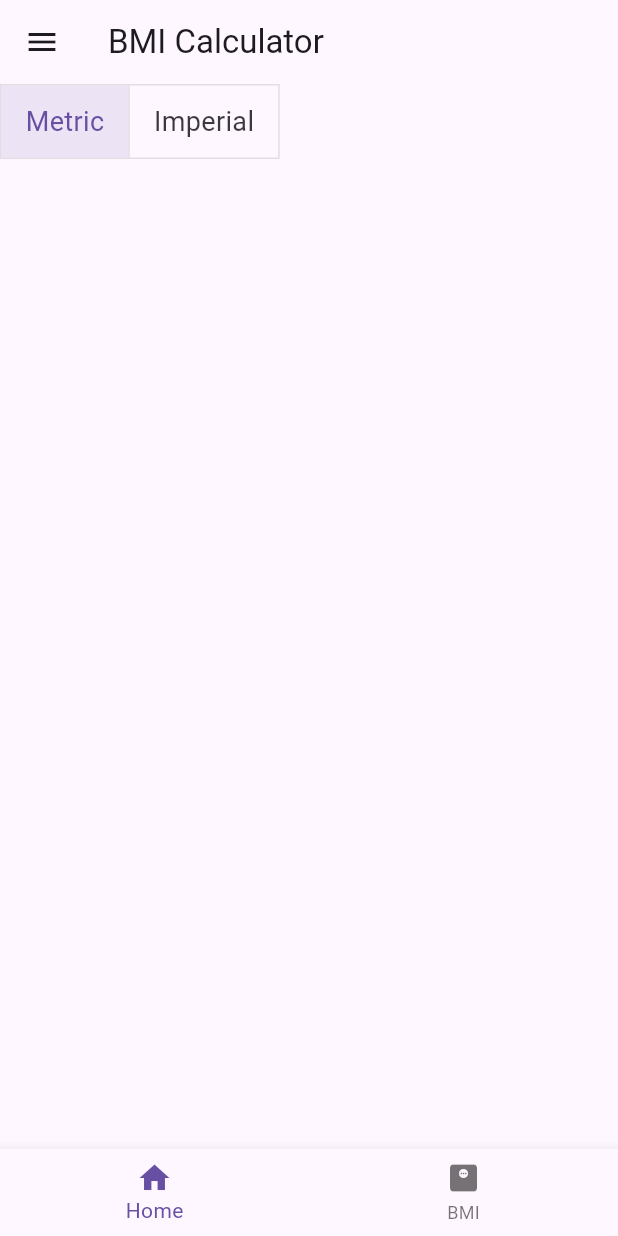
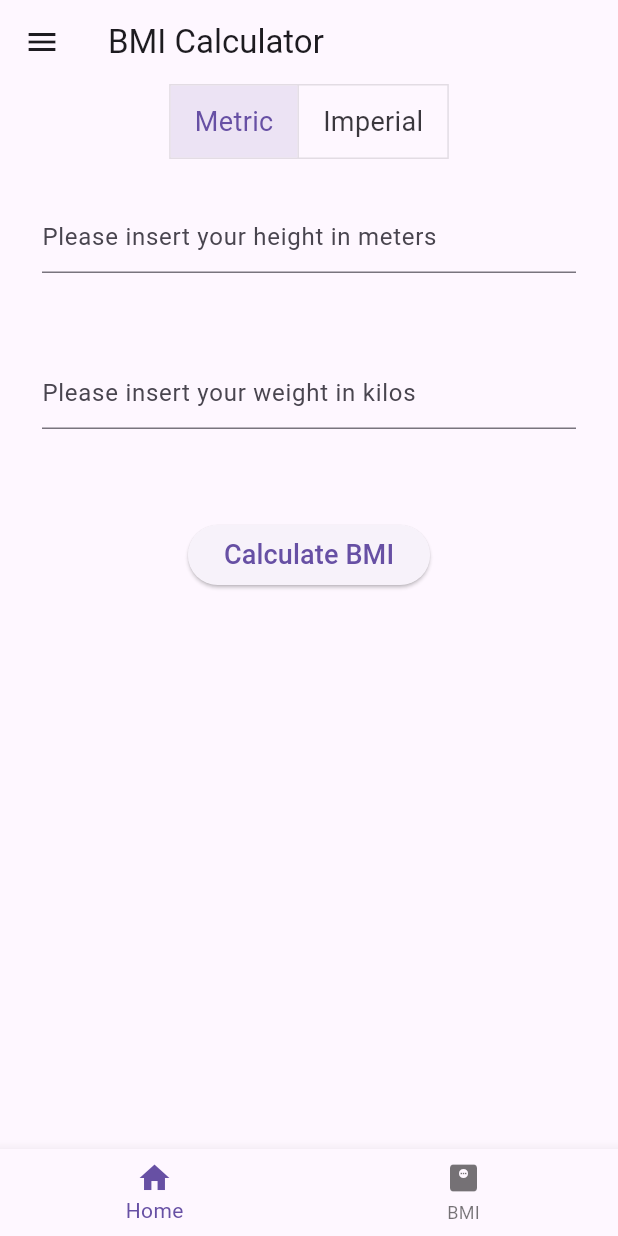
Before and after one commit to DavidKPV/Flutter_Learning, a Flutter app: the BmiScreen screen opened by its route, on a phone screen of 412 x 824 dp. Run offline on Flutter 3.47's test engine with Material 3 defaults, Android fonts, the phone set to English and light mode, and no system bars.

Commit message:
Add complete BMI Screen

```diff
--- a/lib/screens/bmi_screen.dart
+++ b/lib/screens/bmi_screen.dart
@@ -10,6 +10,9 @@ class BmiScreen extends StatefulWidget {
 }
 
 class _BmiScreenState extends State<BmiScreen> {
+  final TextEditingController textHeight = TextEditingController();
+  final TextEditingController textWeight = TextEditingController();
+
   final double fontSize = 18;
   String result = "";
   bool isMetric = true;
@@ -17,6 +20,9 @@ class _BmiScreenState extends State<BmiScreen> {
   double? height;
   double? weight;
   late List<bool> isSelected;
+
+  String heightMessage = "";
+  String weightMessage = "";
 
   @override
   void initState() {
@@ -26,11 +32,16 @@ class _BmiScreenState extends State<BmiScreen> {
 
   @override
   Widget build(BuildContext context) {
+
+    heightMessage = "Please insert your height in ${(isMetric) ? "meters" : "inch"}";
+    weightMessage = "Please insert your weight in ${(isMetric) ? "kilos" : "pounds"}";
+
     return Scaffold(
       appBar: AppBar(title: Text("BMI Calculator")),
       drawer: MenuDrawer(),
       bottomNavigationBar: MenuBottom(),
-      body: Column(
+      body: SingleChildScrollView(
+        child: Column(
           children: [
             ToggleButtons(
                 children: [
@@ -45,8 +56,36 @@ class _BmiScreenState extends State<BmiScreen> {
                 ],
                 isSelected: isSelected,
               onPressed: toggleMeasure,
+            ),
+            Padding(
+              padding: const EdgeInsets.all(28.0),
+              child: TextField(controller: textHeight, keyboardType: TextInputType.number,
+                  decoration: InputDecoration(
+                      hintText: heightMessage
+                  ),
+                )
+            ),
+            Padding(
+                padding: const EdgeInsets.all(28.0),
+                child: TextField(controller: textWeight, keyboardType: TextInputType.number,
+                  decoration: InputDecoration(
+                      hintText: weightMessage
+                  ),
+                )
+            ),
+            Padding(
+                padding: const EdgeInsets.all(32.0),
+                child: ElevatedButton(
+                    onPressed: findBmi,
+                    child: Text("Calculate BMI", style: TextStyle(fontSize: fontSize),)
+                )
+            ),
+            Text(
+                result,
+              style: TextStyle(fontSize: fontSize),
             )
           ]
+        ),
       )
     );
   }
@@ -63,4 +102,20 @@ class _BmiScreenState extends State<BmiScreen> {
       isSelected = [isMetric, isImperial];
     });
   }
+
+  void findBmi() {
+    double bmi = 0;
+    double height = double.tryParse(textHeight.text) ?? 0;
+    double weight = double.tryParse(textWeight.text) ?? 0;
+
+    if (isMetric) {
+      bmi = weight / (height * height);
+    } else {
+      bmi = weight * 703 / (height * height);
     }
+
+    setState(() {
+      result = "Your BMI is ${bmi.toStringAsFixed(2)}";
+    });
+  }
+}
```
Lines whose indentation alone changed are shown as unchanged.
